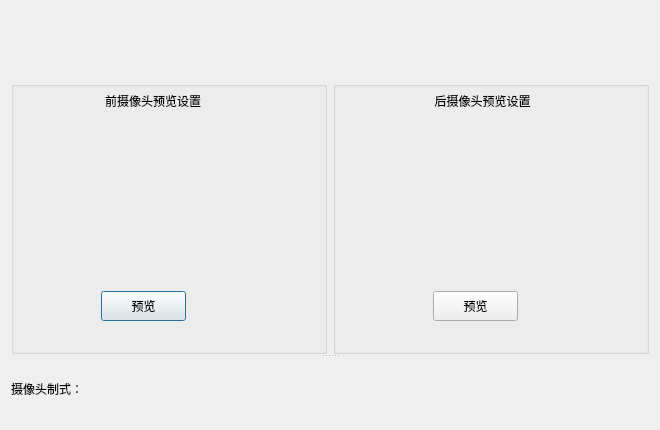
Old version of the form preview.ui in the repository jjzhang166/DvrUI.
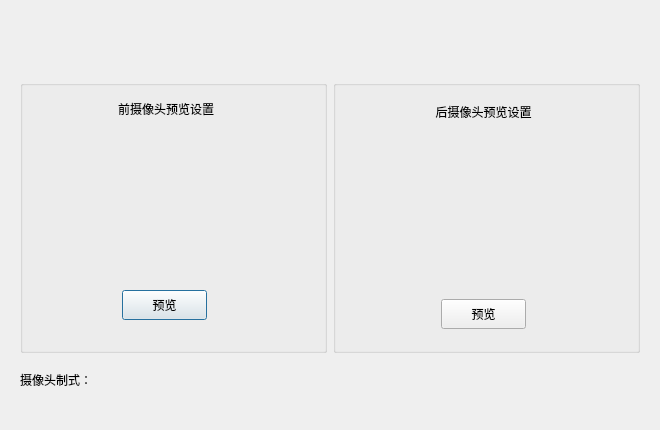
New version of the form.

Diff of the .ui file:
```diff
--- a/preview.ui
+++ b/preview.ui
@@ -13,37 +13,67 @@
   <property name="windowTitle">
    <string>Dialog</string>
   </property>
-  <layout class="QGridLayout" name="gridLayout_2">
-   <item row="0" column="0">
-    <widget class="QSplitter" name="splitter">
-     <property name="orientation">
-      <enum>Qt::Vertical</enum>
-     </property>
-     <widget class="QWidget" name="">
-      <layout class="QGridLayout" name="gridLayout">
+  <layout class="QGridLayout" name="gridLayout_4" rowstretch="5,1">
+   <property name="leftMargin">
+    <number>20</number>
+   </property>
        <property name="topMargin">
-        <number>70</number>
+    <number>80</number>
+   </property>
+   <property name="rightMargin">
+    <number>20</number>
+   </property>
+   <property name="bottomMargin">
+    <number>30</number>
        </property>
        <item row="0" column="0">
         <widget class="QGroupBox" name="groupBox">
          <property name="title">
           <string/>
          </property>
+     <widget class="QWidget" name="">
+      <property name="geometry">
+       <rect>
+        <x>0</x>
+        <y>10</y>
+        <width>301</width>
+        <height>241</height>
+       </rect>
+      </property>
+      <layout class="QGridLayout" name="gridLayout_2">
+       <item row="0" column="0">
+        <spacer name="horizontalSpacer_4">
+         <property name="orientation">
+          <enum>Qt::Horizontal</enum>
+         </property>
+         <property name="sizeHint" stdset="0">
+          <size>
+           <width>40</width>
+           <height>20</height>
+          </size>
+         </property>
+        </spacer>
+       </item>
+       <item row="0" column="1" colspan="3">
          <widget class="QLabel" name="label_3">
-          <property name="geometry">
-           <rect>
-            <x>50</x>
-            <y>10</y>
-            <width>181</width>
-            <height>20</height>
-           </rect>
-          </property>
           <property name="sizePolicy">
            <sizepolicy hsizetype="Minimum" vsizetype="Minimum">
             <horstretch>0</horstretch>
             <verstretch>0</verstretch>
            </sizepolicy>
           </property>
+         <property name="minimumSize">
+          <size>
+           <width>181</width>
+           <height>20</height>
+          </size>
+         </property>
+         <property name="maximumSize">
+          <size>
+           <width>181</width>
+           <height>20</height>
+          </size>
+         </property>
           <property name="text">
            <string> 前摄像头预览设置</string>
           </property>
@@ -51,36 +81,86 @@
            <set>Qt::AlignCenter</set>
           </property>
          </widget>
-         <widget class="QPushButton" name="front_set_Button">
-          <property name="geometry">
-           <rect>
-            <x>90</x>
-            <y>210</y>
-            <width>85</width>
-            <height>30</height>
-           </rect>
-          </property>
-          <property name="text">
-           <string>预览</string>
-          </property>
-         </widget>
+       </item>
+       <item row="0" column="4">
+        <spacer name="horizontalSpacer_5">
+         <property name="orientation">
+          <enum>Qt::Horizontal</enum>
+         </property>
+         <property name="sizeHint" stdset="0">
+          <size>
+           <width>40</width>
+           <height>20</height>
+          </size>
+         </property>
+        </spacer>
+       </item>
+       <item row="1" column="0" colspan="5">
          <widget class="QLabel" name="pictureLabel1">
-          <property name="geometry">
-           <rect>
-            <x>20</x>
-            <y>50</y>
+         <property name="minimumSize">
+          <size>
             <width>251</width>
             <height>141</height>
-           </rect>
+          </size>
+         </property>
+         <property name="maximumSize">
+          <size>
+           <width>251</width>
+           <height>141</height>
+          </size>
           </property>
           <property name="text">
            <string/>
           </property>
          </widget>
-         <zorder>label_3</zorder>
-         <zorder>front_set_Button</zorder>
-         <zorder>pictureLabel1</zorder>
-         <zorder>groupBox_2</zorder>
+       </item>
+       <item row="2" column="0" colspan="2">
+        <spacer name="horizontalSpacer_2">
+         <property name="orientation">
+          <enum>Qt::Horizontal</enum>
+         </property>
+         <property name="sizeHint" stdset="0">
+          <size>
+           <width>40</width>
+           <height>20</height>
+          </size>
+         </property>
+        </spacer>
+       </item>
+       <item row="2" column="2">
+        <widget class="QPushButton" name="front_set_Button">
+         <property name="minimumSize">
+          <size>
+           <width>85</width>
+           <height>30</height>
+          </size>
+         </property>
+         <property name="maximumSize">
+          <size>
+           <width>85</width>
+           <height>30</height>
+          </size>
+         </property>
+         <property name="text">
+          <string>预览</string>
+         </property>
+        </widget>
+       </item>
+       <item row="2" column="3" colspan="2">
+        <spacer name="horizontalSpacer_3">
+         <property name="orientation">
+          <enum>Qt::Horizontal</enum>
+         </property>
+         <property name="sizeHint" stdset="0">
+          <size>
+           <width>108</width>
+           <height>20</height>
+          </size>
+         </property>
+        </spacer>
+       </item>
+      </layout>
+     </widget>
         </widget>
        </item>
        <item row="0" column="1">
@@ -88,34 +168,49 @@
          <property name="title">
           <string/>
          </property>
-         <widget class="QPushButton" name="rear_set_Button">
+     <widget class="QWidget" name="">
           <property name="geometry">
            <rect>
-            <x>100</x>
-            <y>210</y>
-            <width>85</width>
-            <height>30</height>
-           </rect>
-          </property>
-          <property name="text">
-           <string>预览</string>
-          </property>
-         </widget>
+        <x>10</x>
+        <y>10</y>
+        <width>281</width>
+        <height>251</height>
+       </rect>
+      </property>
+      <layout class="QGridLayout" name="gridLayout_3">
+       <item row="0" column="0">
+        <spacer name="horizontalSpacer_8">
+         <property name="orientation">
+          <enum>Qt::Horizontal</enum>
+         </property>
+         <property name="sizeHint" stdset="0">
+          <size>
+           <width>40</width>
+           <height>20</height>
+          </size>
+         </property>
+        </spacer>
+       </item>
+       <item row="0" column="1" colspan="3">
          <widget class="QLabel" name="label_2">
-          <property name="geometry">
-           <rect>
-            <x>59</x>
-            <y>10</y>
-            <width>181</width>
-            <height>20</height>
-           </rect>
-          </property>
           <property name="sizePolicy">
            <sizepolicy hsizetype="Minimum" vsizetype="Minimum">
             <horstretch>0</horstretch>
             <verstretch>0</verstretch>
            </sizepolicy>
           </property>
+         <property name="minimumSize">
+          <size>
+           <width>181</width>
+           <height>20</height>
+          </size>
+         </property>
+         <property name="maximumSize">
+          <size>
+           <width>181</width>
+           <height>20</height>
+          </size>
+         </property>
           <property name="text">
            <string>后摄像头预览设置</string>
           </property>
@@ -123,33 +218,132 @@
            <set>Qt::AlignCenter</set>
           </property>
          </widget>
+       </item>
+       <item row="0" column="4">
+        <spacer name="horizontalSpacer_9">
+         <property name="orientation">
+          <enum>Qt::Horizontal</enum>
+         </property>
+         <property name="sizeHint" stdset="0">
+          <size>
+           <width>40</width>
+           <height>20</height>
+          </size>
+         </property>
+        </spacer>
+       </item>
+       <item row="1" column="0" colspan="5">
          <widget class="QLabel" name="pictureLabel2">
-          <property name="geometry">
-           <rect>
-            <x>10</x>
-            <y>40</y>
-            <width>271</width>
-            <height>161</height>
-           </rect>
+         <property name="minimumSize">
+          <size>
+           <width>251</width>
+           <height>141</height>
+          </size>
+         </property>
+         <property name="maximumSize">
+          <size>
+           <width>251</width>
+           <height>141</height>
+          </size>
           </property>
           <property name="text">
            <string/>
           </property>
+        </widget>
+       </item>
+       <item row="2" column="0" colspan="2">
+        <spacer name="horizontalSpacer_6">
+         <property name="orientation">
+          <enum>Qt::Horizontal</enum>
+         </property>
+         <property name="sizeHint" stdset="0">
+          <size>
+           <width>58</width>
+           <height>20</height>
+          </size>
+         </property>
+        </spacer>
+       </item>
+       <item row="2" column="2">
+        <widget class="QPushButton" name="rear_set_Button">
+         <property name="minimumSize">
+          <size>
+           <width>85</width>
+           <height>30</height>
+          </size>
+         </property>
+         <property name="maximumSize">
+          <size>
+           <width>85</width>
+           <height>30</height>
+          </size>
+         </property>
+         <property name="text">
+          <string>预览</string>
+         </property>
+        </widget>
+       </item>
+       <item row="2" column="3" colspan="2">
+        <spacer name="horizontalSpacer_7">
+         <property name="orientation">
+          <enum>Qt::Horizontal</enum>
+         </property>
+         <property name="sizeHint" stdset="0">
+          <size>
+           <width>68</width>
+           <height>20</height>
+          </size>
+         </property>
+        </spacer>
+       </item>
+      </layout>
          </widget>
          <zorder>rear_set_Button</zorder>
          <zorder>label_2</zorder>
          <zorder>pictureLabel2</zorder>
          <zorder>groupBox</zorder>
-        </widget>
-       </item>
-      </layout>
-     </widget>
+     <zorder>groupBox</zorder>
+     <zorder>horizontalSpacer_6</zorder>
+     <zorder>horizontalSpacer_7</zorder>
+     <zorder>horizontalSpacer_8</zorder>
+     <zorder>horizontalSpacer_9</zorder>
+    </widget>
+   </item>
+   <item row="1" column="0" colspan="2">
+    <layout class="QGridLayout" name="gridLayout">
+     <item row="0" column="0">
      <widget class="QLabel" name="label">
+       <property name="minimumSize">
+        <size>
+         <width>141</width>
+         <height>41</height>
+        </size>
+       </property>
+       <property name="maximumSize">
+        <size>
+         <width>141</width>
+         <height>41</height>
+        </size>
+       </property>
       <property name="text">
        <string>摄像头制式：</string>
       </property>
      </widget>
-    </widget>
+     </item>
+     <item row="0" column="1">
+      <spacer name="horizontalSpacer">
+       <property name="orientation">
+        <enum>Qt::Horizontal</enum>
+       </property>
+       <property name="sizeHint" stdset="0">
+        <size>
+         <width>378</width>
+         <height>20</height>
+        </size>
+       </property>
+      </spacer>
+     </item>
+    </layout>
    </item>
   </layout>
  </widget>
```
Lines whose indentation alone changed are shown as unchanged.
